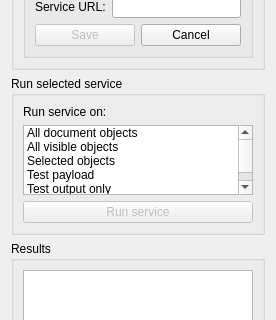
Above: bimbots.ui from opensourceBIM/BIMbots-FreeCAD before the change; both pictures show x 0 to 276 and y 713 to 1033 of the 276 by 1339 pixel window. Below: the same form after it.
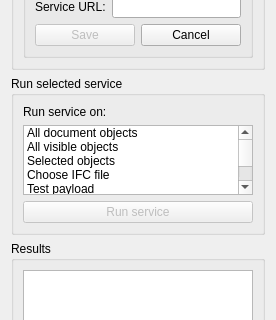
That is the form after the change. Icons and pictures are not drawn.

Commit message: Added a test entry to send an arbitrary IFC file

What changed in the file:
```diff
--- a/bimbots.ui
+++ b/bimbots.ui
@@ -477,6 +477,14 @@
           <string>&lt;html&gt;&lt;head/&gt;&lt;body&gt;&lt;p&gt;Sends the selected objects to the given service. All the necessary components will be gathered authomatically. You can select only one or more groups or sites, buildings or storeys, all their child objects will be collected too. This is usually the best option. &lt;/p&gt;&lt;/body&gt;&lt;/html&gt;</string>
          </property>
         </item>
+        <item>
+         <property name="text">
+          <string>Choose IFC file</string>
+         </property>
+         <property name="toolTip">
+          <string>&lt;html&gt;&lt;head/&gt;&lt;body&gt;&lt;p&gt;Allows you to select  an existing IFC file to send&lt;/p&gt;&lt;/body&gt;&lt;/html&gt;</string>
+         </property>
+        </item>
         <item>
          <property name="text">
           <string>Test payload</string>
```
The commit also changes 2 other files.
